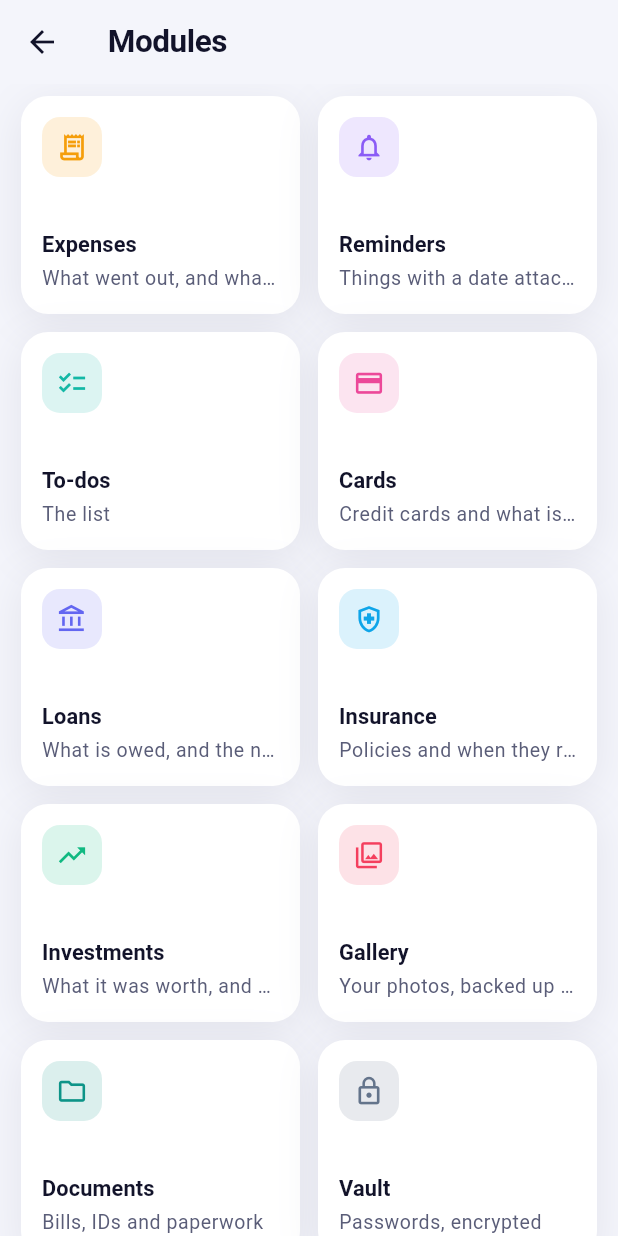
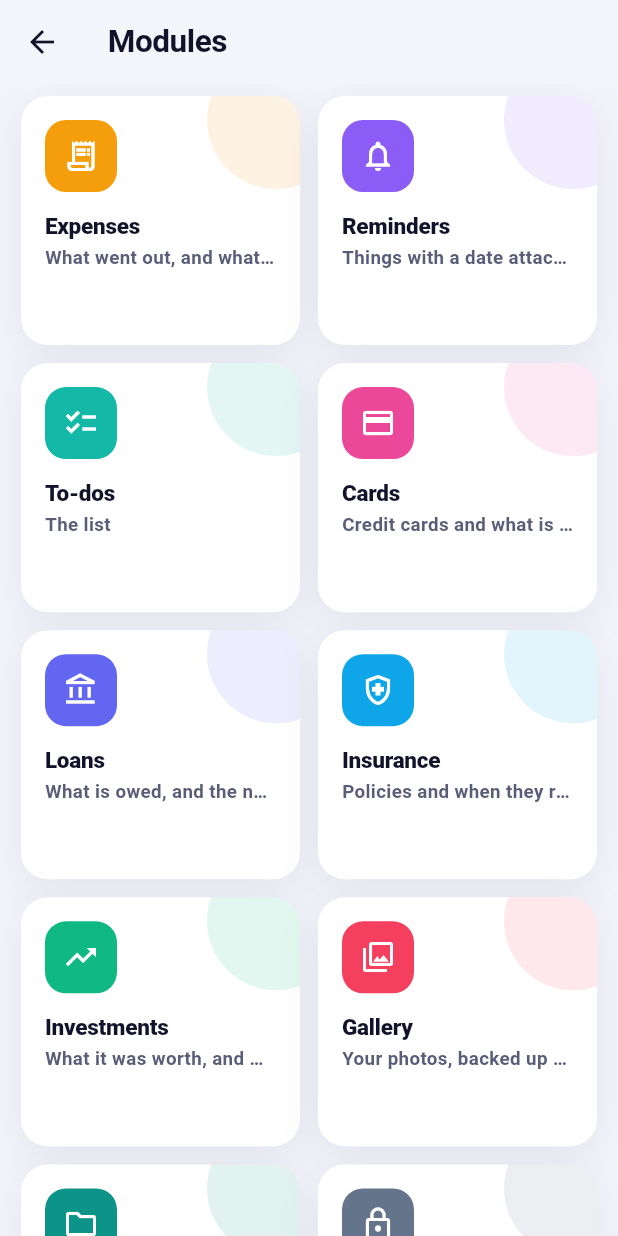
Before and after one commit to iamRaghudarshan/safenest-mobile, a Flutter app: the ModulesScreen screen opened directly with empty values, on a phone screen of 412 x 824 dp. Run offline on Flutter 3.47's test engine with Material 3 defaults, Android fonts, the phone set to English and light mode, and no system bars; our stand-ins replace file_picker, flutter_secure_storage, open_filex, package_info_plus, photo_view, shared_preferences; missing offline and left inert: photo_manager; accounts and stored records are empty; network calls fail.

Commit message:
0.9.0 — the module tiles and the avatar, as they are actually drawn
"Fonts and profile image in dashboard and module blocks design are not matching."
All three were right, and the module tiles were not close.

THE TILES. What was there: a 40px circle tinted at 15% with a coloured glyph,
and the badge sitting in the row beside it. What .mod-tile actually is: a 48px
SOLID block of the module's colour with a WHITE glyph at 24px, a badge pinned to
that block's top-right corner with a 2.5px ring punched out of the card behind
it, and — the part that carries most of the character — a 92px circle of the
module's colour at 12% opacity, offset -30/-30, bleeding out of the top-right
corner and clipped by the tile's radius. That glow was missing entirely, which is
why the grid looked flat and generic beside the web app's.

Type with it: .mod-name is 15px at weight 800 with tight letter spacing;
.mod-metric is 12.5px at weight 600. Both were lighter and smaller than that.

THE AVATAR did not exist. The Dashboard header had a search button and nothing
else, while the web app has .avatar-btn beside it: 40px, circular, the person's
photo if they have uploaded one and their initials on the 135° brand gradient if
not. It is the only thing in that header belonging to the person rather than to
their money, and its absence is part of why the screen felt anonymous.

The initials fallback is deliberate. A grey silhouette is what an app shows for
somebody it knows nothing about; this one knows their name.

.home-greeting is 13.5px at weight 500 with a 1.35 line height, not the 13px
regular it was inheriting.

Layout tests still pass at three phone sizes, both themes, and with a notch.

```diff
--- a/lib/screens/modules_screen.dart
+++ b/lib/screens/modules_screen.dart
@@ -16,7 +16,6 @@ import 'package:provider/provider.dart';
 import '../modules.dart';
 import '../session.dart';
 import '../theme.dart';
-import '../widgets/brand_button.dart';
 
 class ModulesScreen extends StatefulWidget {
   const ModulesScreen({super.key, required this.onOpen, this.allowed});
@@ -99,7 +98,7 @@ class _ModulesScreenState extends State<ModulesScreen> {
             crossAxisCount: 2,
             crossAxisSpacing: 12,
             mainAxisSpacing: 12,
-            childAspectRatio: 1.28,
+            childAspectRatio: 1.12,
           ),
           itemCount: tiles.length,
           itemBuilder: (ctx, i) {
@@ -109,53 +108,22 @@ class _ModulesScreenState extends State<ModulesScreen> {
                 _attention[m.key == 'todos' ? 'todo' : m.key] ??
                 0) as int;
 
-            return BrandCard(
+            // .mod-tile, transcribed. The differences from what was here
+            // before are not small: the icon is a 48px SOLID block of the
+            // module's colour with a white glyph, not a 40px tinted circle; the
+            // badge sits ON the icon with a ring cut out of the card; and there
+            // is a large soft glow bleeding from the top-right corner. That glow
+            // is most of the character of the screen, and it was missing
+            // entirely.
+            return _ModTile(
+              label: m.label,
+              blurb: m.blurb,
+              icon: m.icon,
+              colour: m.colour,
+              count: count,
+              attention: attn,
+              loading: _loading,
               onTap: () => widget.onOpen(m.key),
-              padding: const EdgeInsets.all(14),
-              child: Column(
-                crossAxisAlignment: CrossAxisAlignment.start,
-                children: [
-                  Row(children: [
-                    Container(
-                      height: 40,
-                      width: 40,
-                      decoration: BoxDecoration(
-                        color: m.colour.withValues(alpha: 0.15),
-                        borderRadius: BorderRadius.circular(12),
-                      ),
-                      child: Icon(m.icon, color: m.colour, size: 21),
-                    ),
-                    const Spacer(),
-                    // The badge the web app puts on the Modules tab, per module:
-                    // a count of things actually wanting attention. Red because
-                    // it means overdue, not merely "some".
-                    if (attn > 0)
-                      Container(
-                        padding: const EdgeInsets.symmetric(
-                            horizontal: 7, vertical: 3),
-                        decoration: BoxDecoration(
-                          color: kDanger,
-                          borderRadius: BorderRadius.circular(999),
-                        ),
-                        child: Text(attn > 9 ? '9+' : '$attn',
-                            style: const TextStyle(
-                                color: Colors.white,
-                                fontSize: 11,
-                                fontWeight: FontWeight.w700)),
-                      ),
-                  ]),
-                  const Spacer(),
-                  Text(m.label,
-                      style: Theme.of(context).textTheme.titleSmall),
-                  const SizedBox(height: 2),
-                  Text(
-                    _loading || count == null ? m.blurb : '$count',
-                    maxLines: 1,
-                    overflow: TextOverflow.ellipsis,
-                    style: Theme.of(context).textTheme.bodySmall,
-                  ),
-                ],
-              ),
             );
           },
         ),
@@ -163,3 +131,145 @@ class _ModulesScreenState extends State<ModulesScreen> {
     );
   }
 }
+
+class _ModTile extends StatelessWidget {
+  const _ModTile({
+    required this.label,
+    required this.blurb,
+    required this.icon,
+    required this.colour,
+    required this.count,
+    required this.attention,
+    required this.loading,
+    required this.onTap,
+  });
+
+  final String label;
+  final String blurb;
+  final IconData icon;
+  final Color colour;
+  final Object? count;
+  final int attention;
+  final bool loading;
+  final VoidCallback onTap;
+
+  @override
+  Widget build(BuildContext context) {
+    final theme = Theme.of(context);
+    final dark = theme.brightness == Brightness.dark;
+    final card = theme.colorScheme.surface;
+
+    return DecoratedBox(
+      decoration: BoxDecoration(
+        color: card,
+        borderRadius: BorderRadius.circular(18),
+        boxShadow: softShadow(dark),
+      ),
+      child: Material(
+        color: Colors.transparent,
+        child: InkWell(
+          onTap: onTap,
+          borderRadius: BorderRadius.circular(18),
+          // Clipped, because the glow is deliberately positioned outside the
+          // tile and must be cut off at its rounded edge.
+          child: ClipRRect(
+            borderRadius: BorderRadius.circular(18),
+            child: Stack(
+              children: [
+                // .mod-glow — 92px circle, offset -30/-30, 12% opacity.
+                Positioned(
+                  top: -30,
+                  right: -30,
+                  child: Container(
+                    width: 92,
+                    height: 92,
+                    decoration: BoxDecoration(
+                      color: colour.withValues(alpha: 0.12),
+                      shape: BoxShape.circle,
+                    ),
+                  ),
+                ),
+                Padding(
+                  padding: const EdgeInsets.all(16),
+                  child: Column(
+                    mainAxisSize: MainAxisSize.min,
+                    crossAxisAlignment: CrossAxisAlignment.start,
+                    children: [
+                      Stack(
+                        clipBehavior: Clip.none,
+                        children: [
+                          // .mod-ic — 48px, radius 14, SOLID colour, white glyph.
+                          Container(
+                            width: 48,
+                            height: 48,
+                            decoration: BoxDecoration(
+                              color: colour,
+                              borderRadius: BorderRadius.circular(14),
+                            ),
+                            child: Icon(icon, size: 24, color: Colors.white),
+                          ),
+                          if (attention > 0)
+                            Positioned(
+                              top: -7,
+                              right: -7,
+                              child: Container(
+                                constraints: const BoxConstraints(minWidth: 21),
+                                height: 21,
+                                padding: const EdgeInsets.symmetric(horizontal: 5),
+                                decoration: BoxDecoration(
+                                  color: kDanger,
+                                  borderRadius: BorderRadius.circular(999),
+                                  // box-shadow: 0 0 0 2.5px var(--card) — a ring
+                                  // punched out of the tile so the badge reads
+                                  // as sitting above it.
+                                  border: Border.all(color: card, width: 2.5),
+                                ),
+                                alignment: Alignment.center,
+                                child: Text(
+                                  attention > 9 ? '9+' : '$attention',
+                                  style: const TextStyle(
+                                    color: Colors.white,
+                                    fontSize: 11,
+                                    fontWeight: FontWeight.w800,
+                                    height: 1,
+                                  ),
+                                ),
+                              ),
+                            ),
+                        ],
+                      ),
+                      const SizedBox(height: 12),
+                      // .mod-name — 15px, weight 800, tight letter spacing.
+                      Text(
+                        label,
+                        maxLines: 1,
+                        overflow: TextOverflow.ellipsis,
+                        style: const TextStyle(
+                          fontSize: 15,
+                          fontWeight: FontWeight.w800,
+                          letterSpacing: -0.15,
+                        ),
+                      ),
+                      const SizedBox(height: 2),
+                      // .mod-metric — 12.5px, weight 600, soft ink.
+                      Text(
+                        loading || count == null ? blurb : '$count',
+                        maxLines: 1,
+                        overflow: TextOverflow.ellipsis,
+                        style: TextStyle(
+                          fontSize: 12.5,
+                          fontWeight: FontWeight.w600,
+                          color: theme.colorScheme.onSurfaceVariant,
+                        ),
+                      ),
+                    ],
+                  ),
+                ),
+              ],
+            ),
+          ),
+        ),
+      ),
+    );
+  }
+}
```
Also changed, not shown: lib/screens/dashboard_screen.dart (+12 -1 lines), lib/widgets/avatar.dart (added, +95 -0 lines), 1 other file.
